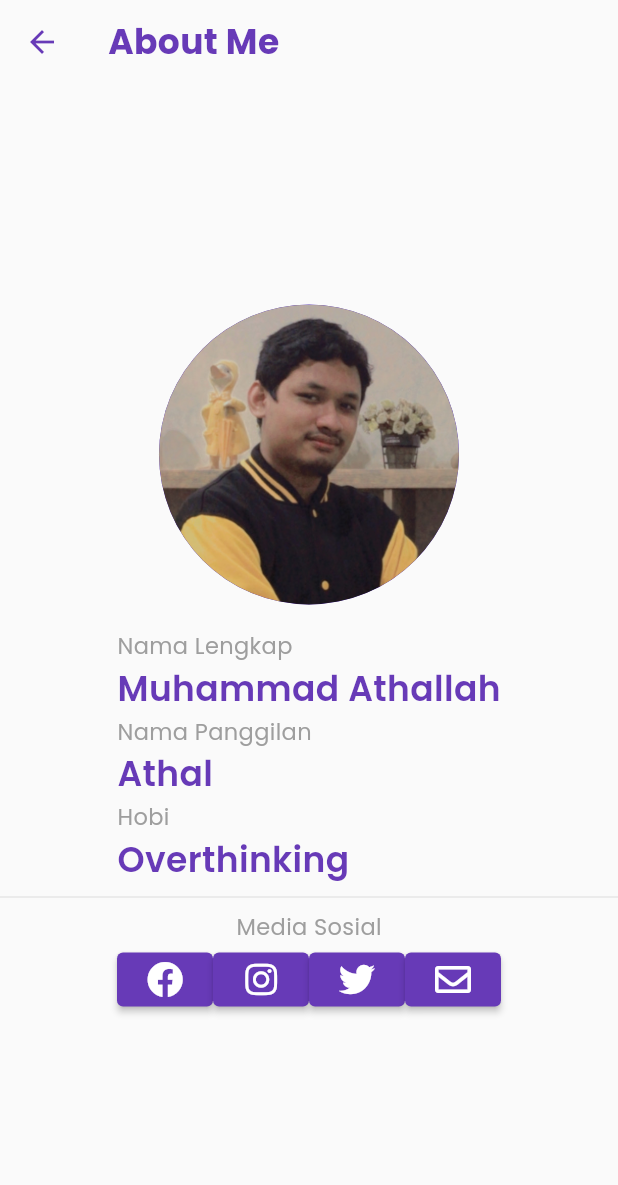
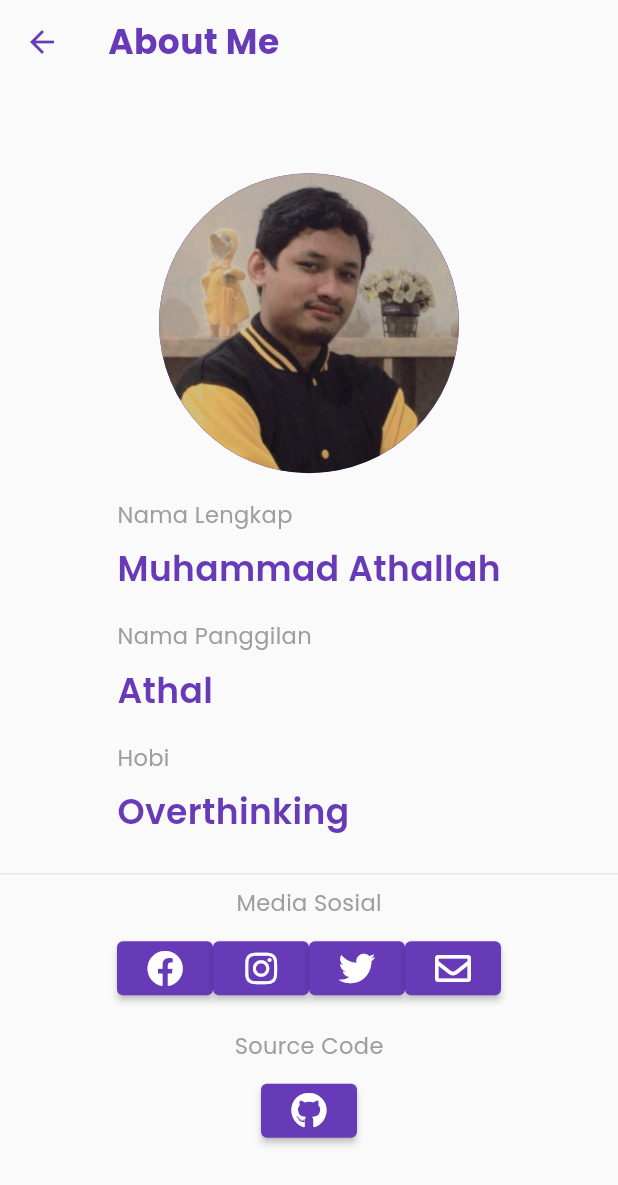
Before and after one commit to determinedguy/todo-listecc, a Flutter app: the AboutPage screen opened by its route, on a phone screen of 412 x 824 dp. Shown: the top 1185 px of the screen. Run offline on Flutter 3.47's test engine with Material 2 defaults, Android fonts, the phone set to English and light mode, and no system bars; our stand-ins replace dartz, date_format, equatable, font_awesome_flutter, get_it, google_fonts and 1 more; accounts and stored records are empty.

Commit message:
Add Github link

```diff
--- a/lib/presentation/pages/about_page.dart
+++ b/lib/presentation/pages/about_page.dart
@@ -38,25 +38,43 @@ class AboutPage extends StatelessWidget {
                     'Nama Lengkap',
                     style: kTextTheme.subtitle2,
                   ),
+                  const Padding(
+                    padding: EdgeInsets.all(4.0),
+                  ),
                   Text(
                     'Muhammad Athallah',
                     style: kTextTheme.bodyText1,
+                  ),
+                  const Padding(
+                    padding: EdgeInsets.all(8.0),
                   ),
                   Text(
                     'Nama Panggilan',
                     style: kTextTheme.subtitle2,
                   ),
+                  const Padding(
+                    padding: EdgeInsets.all(4.0),
+                  ),
                   Text(
                     'Athal',
                     style: kTextTheme.bodyText1,
+                  ),
+                  const Padding(
+                    padding: EdgeInsets.all(8.0),
                   ),
                   Text(
                     'Hobi',
                     style: kTextTheme.subtitle2,
                   ),
+                  const Padding(
+                    padding: EdgeInsets.all(4.0),
+                  ),
                   Text(
                     'Overthinking',
                     style: kTextTheme.bodyText1,
+                  ),
+                  const Padding(
+                    padding: EdgeInsets.all(8.0),
                   ),
                 ],
               ),
@@ -65,14 +83,17 @@ class AboutPage extends StatelessWidget {
                 'Media Sosial',
                 style: kTextTheme.subtitle2,
               ),
+              const Padding(
+                padding: EdgeInsets.all(4.0),
+              ),
               Row(
                 mainAxisAlignment: MainAxisAlignment.center,
                 children: <Widget>[
                   ElevatedButton(
                     child: const Icon(FontAwesomeIcons.facebook),
                     style: ElevatedButton.styleFrom(
-                      padding:
-                          const EdgeInsets.symmetric(horizontal: 10, vertical: 5),
+                      padding: const EdgeInsets.symmetric(
+                          horizontal: 10, vertical: 5),
                     ),
                     onPressed: () {
                       launch('https://www.facebook.com/mhdathallah.id/');
@@ -81,8 +102,8 @@ class AboutPage extends StatelessWidget {
                   ElevatedButton(
                     child: const Icon(FontAwesomeIcons.instagram),
                     style: ElevatedButton.styleFrom(
-                      padding:
-                          const EdgeInsets.symmetric(horizontal: 10, vertical: 5),
+                      padding: const EdgeInsets.symmetric(
+                          horizontal: 10, vertical: 5),
                     ),
                     onPressed: () {
                       launch('https://www.instagram.com/mhd.athallah/');
@@ -91,8 +112,8 @@ class AboutPage extends StatelessWidget {
                   ElevatedButton(
                     child: const Icon(FontAwesomeIcons.twitter),
                     style: ElevatedButton.styleFrom(
-                      padding:
-                          const EdgeInsets.symmetric(horizontal: 10, vertical: 5),
+                      padding: const EdgeInsets.symmetric(
+                          horizontal: 10, vertical: 5),
                     ),
                     onPressed: () {
                       launch('https://www.twitter.com/mhd_athallah/');
@@ -101,8 +122,8 @@ class AboutPage extends StatelessWidget {
                   ElevatedButton(
                     child: const Icon(FontAwesomeIcons.envelope),
                     style: ElevatedButton.styleFrom(
-                      padding:
-                          const EdgeInsets.symmetric(horizontal: 10, vertical: 5),
+                      padding: const EdgeInsets.symmetric(
+                          horizontal: 10, vertical: 5),
                     ),
                     onPressed: () {
                       launch(Uri.encodeFull(
@@ -111,6 +132,26 @@ class AboutPage extends StatelessWidget {
                   ),
                 ],
               ),
+              const Padding(
+                padding: EdgeInsets.all(8.0),
+              ),
+              Text(
+                'Source Code',
+                style: kTextTheme.subtitle2,
+              ),
+              const Padding(
+                padding: EdgeInsets.all(4.0),
+              ),
+              ElevatedButton(
+                child: const Icon(FontAwesomeIcons.github),
+                style: ElevatedButton.styleFrom(
+                  padding:
+                      const EdgeInsets.symmetric(horizontal: 10, vertical: 5),
+                ),
+                onPressed: () {
+                  launch('https://github.com/determinedguy/todo-listecc/');
+                },
+              ),
             ],
           ),
         ),
--- a/pubspec.yaml
+++ b/pubspec.yaml
@@ -15,7 +15,7 @@ publish_to: 'none' # Remove this line if you wish to publish to pub.dev
 # In iOS, build-name is used as CFBundleShortVersionString while build-number used as CFBundleVersion.
 # Read more about iOS versioning at
 # https://developer.apple.com/library/archive/documentation/General/Reference/InfoPlistKeyReference/Articles/CoreFoundationKeys.html
-version: 0.0.6
+version: 0.0.7
 
 environment:
   sdk: ">=2.15.1 <3.0.0"
```
